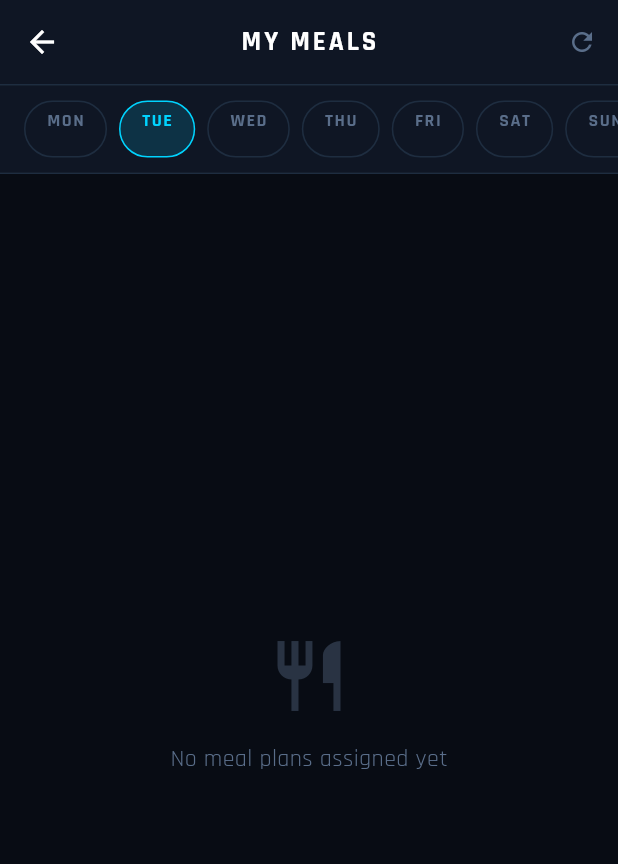
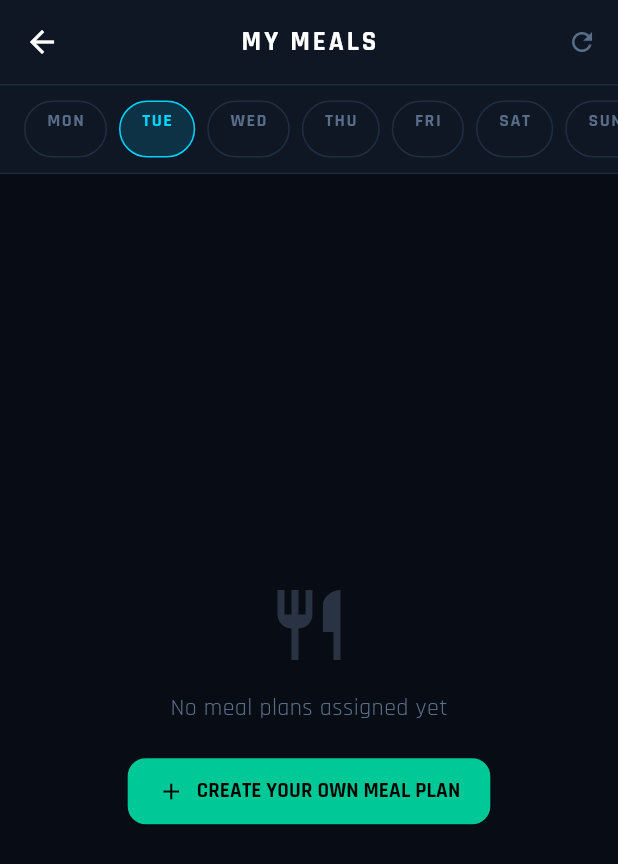
Before and after one commit to Saiteja-Routhu/FitQuest, a Flutter app: the RecruitMealScreen screen opened directly with empty values, on a phone screen of 412 x 824 dp. Shown: the top 864 px of the screen. Run offline on Flutter 3.47's test engine with Material 3 defaults, Android fonts, the phone set to English and light mode, and no system bars; our stand-ins replace cached_network_image, camera, fl_chart, google_fonts, image_picker, pedometer and 2 more; missing offline and left inert: google_mlkit_pose_detection; accounts and stored records are empty; network calls fail.

Commit message:
Show self-plan buttons for all athletes regardless of coach assignment
Previously CREATE YOUR OWN PLAN was hidden when athlete had a coach.
Now all athletes can build their own workout and meal plans.

Co-Authored-By: Claude Sonnet 4.6 <noreply@anthropic.com>

```diff
--- a/fitquest_app/lib/screens/dashboards/recruit_meal_screen.dart
+++ b/fitquest_app/lib/screens/dashboards/recruit_meal_screen.dart
@@ -210,7 +210,7 @@ class _RecruitMealScreenState extends State<RecruitMealScreen> {
           const SizedBox(height: 16),
           Text('No meal plans assigned yet',
               style: GoogleFonts.rajdhani(color: FQColors.muted, fontSize: 16)),
-          if (!hasCoach) ...[
+          ...[
             const SizedBox(height: 20),
             ElevatedButton.icon(
               onPressed: () async {
@@ -240,8 +240,7 @@ class _RecruitMealScreenState extends State<RecruitMealScreen> {
       );
     }
     return Column(children: [
-      if (!hasCoach)
-        Padding(
+      Padding(
           padding: const EdgeInsets.fromLTRB(16, 12, 16, 4),
           child: SizedBox(
             width: double.infinity,
--- a/fitquest_app/lib/screens/dashboards/recruit_workout_screen.dart
+++ b/fitquest_app/lib/screens/dashboards/recruit_workout_screen.dart
@@ -113,7 +113,6 @@ class _RecruitWorkoutScreenState extends State<RecruitWorkoutScreen> {
                     ),
                     // ALL PROGRAMS label
                     if (_plans.isNotEmpty)
-                      if (widget.userData['coach'] == null)
                       SliverToBoxAdapter(
                         child: Padding(
                           padding: const EdgeInsets.fromLTRB(16, 8, 16, 4),
@@ -179,7 +178,7 @@ class _RecruitWorkoutScreenState extends State<RecruitWorkoutScreen> {
         Text('No training plans assigned yet',
             style: GoogleFonts.rajdhani(
                 color: FQColors.muted, fontSize: 16)),
-        if (!hasCoach) ...[
+        ...[
           const SizedBox(height: 20),
           ElevatedButton.icon(
             onPressed: () async {
```
